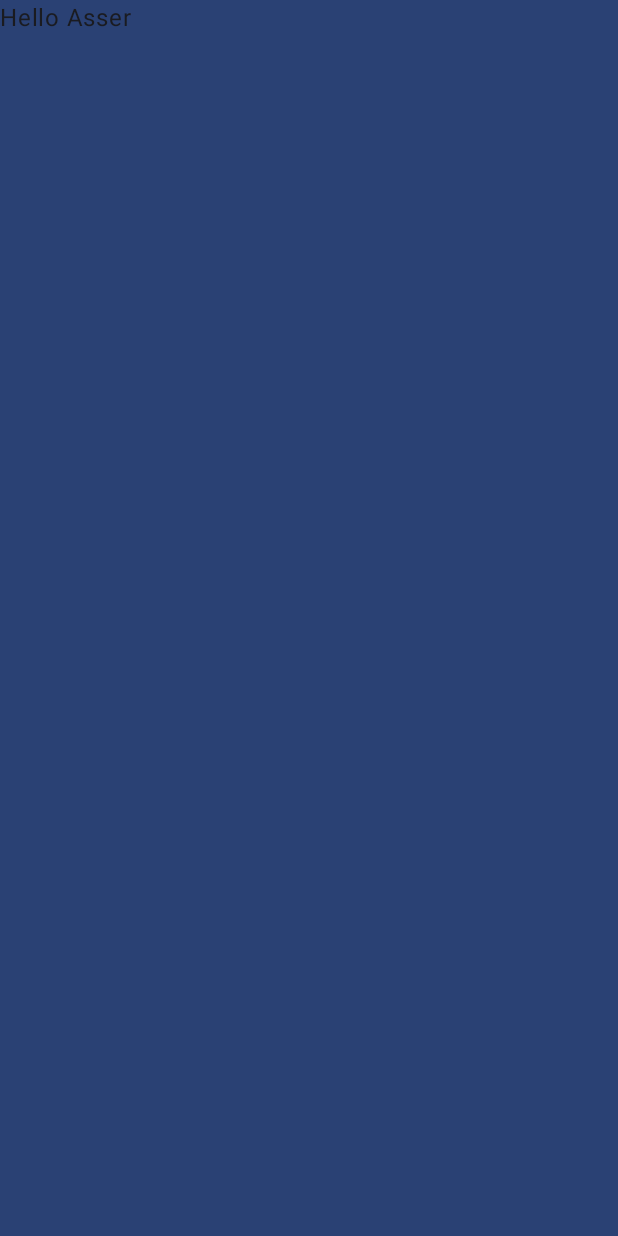
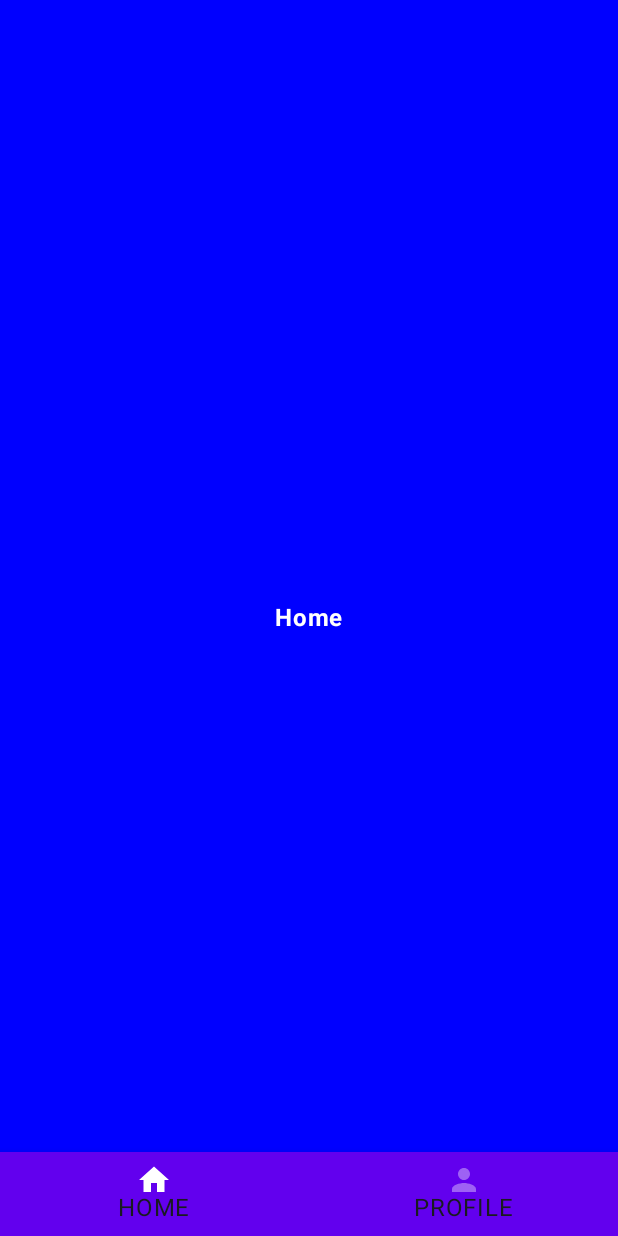
Before and after one commit to HusseinKamal/JetPackComposeExample, an Android app built with Jetpack Compose: the screen it shows after launch (MainActivity), on a phone screen of 412 x 824 dp. Before the commit the screen is almost empty. Run offline under Robolectric (Android 15) with nearby library versions, the phone set to English and light mode, and no system bars.

Commit message:
Main Screen with Navigation bottom bar

```diff
--- a/app/src/main/java/com/hussein/jetpackcomposeexample/MainActivity.kt
+++ b/app/src/main/java/com/hussein/jetpackcomposeexample/MainActivity.kt
@@ -3,20 +3,21 @@ package com.hussein.jetpackcomposeexample
 import android.os.Bundle
 import androidx.activity.ComponentActivity
 import androidx.activity.compose.setContent
-import androidx.activity.viewModels
 import androidx.compose.foundation.layout.fillMaxSize
+import androidx.compose.material3.ExperimentalMaterial3Api
 import androidx.compose.material3.MaterialTheme
 import androidx.compose.material3.Surface
 import androidx.compose.material3.Text
 import androidx.compose.runtime.Composable
+import androidx.compose.runtime.ExperimentalComposeApi
 import androidx.compose.ui.Modifier
 import androidx.compose.ui.tooling.preview.Preview
-import androidx.core.splashscreen.SplashScreen.Companion.installSplashScreen
 import androidx.navigation.compose.rememberNavController
 import com.hussein.jetpackcomposeexample.navigation.SetupNavGraph
 import com.hussein.jetpackcomposeexample.ui.theme.JetPackComposeExampleTheme
-import com.hussein.jetpackcomposeexample.viewmodel.SplashViewModel
 
+@ExperimentalComposeApi
+@ExperimentalMaterial3Api
 class MainActivity : ComponentActivity() {
 
     //private val viewModel: SplashViewModel by viewModels()
@@ -25,16 +26,37 @@ class MainActivity : ComponentActivity() {
         //val splashScreen = installSplashScreen()
         super.onCreate(savedInstanceState)
         //splashScreen.setKeepOnScreenCondition{viewModel.isLoading.value}
-
         setContent {
+            val navController = rememberNavController()
             JetPackComposeExampleTheme {
                 // A surface container using the 'background' color from the theme
                 Surface(
                     modifier = Modifier.fillMaxSize(),
                     color = MaterialTheme.colorScheme.background
                 ) {
-                    val navController = rememberNavController()
-                    SetupNavGraph(navHostController = navController)
+                    SetupNavGraph(navController)
+                   /* Scaffold(
+                        bottomBar = {
+                            BottomAppBar(modifier = Modifier) {
+                                BottomNavigationBar(navController = navController)
+                            }
+                        },
+                    ) { innerPadding ->
+                        Box(
+                            modifier = Modifier.padding(
+                                PaddingValues(
+                                    0.dp,
+                                    0.dp,
+                                    0.dp,
+                                    innerPadding.calculateBottomPadding()
+                                )
+                            )
+                        ) {
+                            NavHost(navController, startDestination = Screen.Home.HomeTab.route) {
+                                Navigations(navController = navController)
+                            }
+                        }
+                    }*/
                 }
             }
         }
--- /dev/null
+++ b/app/src/main/java/com/hussein/jetpackcomposeexample/navigation/HomeNavGraph.kt
@@ -0,0 +1,26 @@
+package com.hussein.jetpackcomposeexample.navigation
+
+import androidx.compose.runtime.Composable
+import androidx.navigation.NavHostController
+import androidx.navigation.compose.NavHost
+import androidx.navigation.compose.composable
+import com.hussein.jetpackcomposeexample.screens.BottomBarRootNavigationScreen
+import com.hussein.jetpackcomposeexample.screens.HomeTab
+import com.hussein.jetpackcomposeexample.screens.Profile
+import com.hussein.jetpackcomposeexample.util.Routes
+
+@Composable
+fun HomeNavGraph(navController: NavHostController) {
+    NavHost(
+        navController = navController,
+        route = Routes.HOME_ROUTE,
+        startDestination = BottomBarRootNavigationScreen.Home.route
+    ) {
+        composable(route = BottomBarRootNavigationScreen.Home.route) {
+           HomeTab(navHostController = navController)
+        }
+        composable(route = BottomBarRootNavigationScreen.Profile.route) {
+           Profile(navHostController = navController)
+        }
+    }
+}
--- a/app/src/main/java/com/hussein/jetpackcomposeexample/navigation/NavGraph.kt
+++ b/app/src/main/java/com/hussein/jetpackcomposeexample/navigation/NavGraph.kt
@@ -1,27 +1,22 @@
 package com.hussein.jetpackcomposeexample.navigation
-
-import android.util.Log
 import androidx.compose.runtime.Composable
 import androidx.compose.ui.tooling.preview.Preview
 import androidx.navigation.NavHostController
 import androidx.navigation.compose.NavHost
 import androidx.navigation.compose.composable
-import com.hussein.jetpackcomposeexample.screens.HomeScreen
-import com.hussein.jetpackcomposeexample.screens.Screen
-import com.hussein.jetpackcomposeexample.screens.SplashScreen
+import com.hussein.jetpackcomposeexample.screens.HomeRootNavigationScreen
+import com.hussein.jetpackcomposeexample.util.Routes
 
 @Composable
 fun SetupNavGraph(navHostController: NavHostController){
-    NavHost(navController= navHostController, startDestination= Screen.Splash.route){
-        composable(
-            route= Screen.Splash.route
-        ){
-            SplashScreen(navHostController)
-        }
-        composable(
-            route= Screen.Home.route
-        ){
-            HomeScreen(navHostController)
+    NavHost(
+        navController = navHostController,
+        route = Routes.ROOT,
+        startDestination = Routes.SPLASH_ROUTE
+    ) {
+        splashNavGraph(navController = navHostController)
+        composable(route = Routes.HOME_ROUTE) {
+            HomeRootNavigationScreen()
         }
     }
 }
--- /dev/null
+++ b/app/src/main/java/com/hussein/jetpackcomposeexample/navigation/SplashNavHost.kt
@@ -0,0 +1,19 @@
+package com.hussein.jetpackcomposeexample.navigation
+
+import androidx.navigation.NavGraphBuilder
+import androidx.navigation.NavHostController
+import androidx.navigation.compose.composable
+import androidx.navigation.navigation
+import com.hussein.jetpackcomposeexample.screens.SplashScreen
+import com.hussein.jetpackcomposeexample.util.Routes
+
+fun NavGraphBuilder.splashNavGraph(navController: NavHostController) {
+    navigation(
+        route = Routes.SPLASH_ROUTE,
+        startDestination = Routes.SPLASH_SCREEN
+    ) {
+        composable(route = Routes.SPLASH_SCREEN) {
+            SplashScreen(navController= navController)
+        }
+    }
+}
--- /dev/null
+++ b/app/src/main/java/com/hussein/jetpackcomposeexample/screens/BottomBarRootNavigationRoot.kt
@@ -0,0 +1,25 @@
+package com.hussein.jetpackcomposeexample.screens
+
+import androidx.compose.material.icons.Icons
+import androidx.compose.material.icons.filled.Home
+import androidx.compose.material.icons.filled.Person
+import androidx.compose.material.icons.filled.Settings
+import androidx.compose.ui.graphics.vector.ImageVector
+
+sealed class BottomBarRootNavigationScreen(
+    val route: String,
+    val title: String,
+    val icon: ImageVector
+) {
+    object Home : BottomBarRootNavigationScreen(
+        route = "HOME",
+        title = "HOME",
+        icon = Icons.Default.Home
+    )
+
+    object Profile : BottomBarRootNavigationScreen(
+        route = "PROFILE",
+        title = "PROFILE",
+        icon = Icons.Default.Person
+    )
+}
--- a/app/src/main/java/com/hussein/jetpackcomposeexample/screens/HomeScreen.kt
+++ b/app/src/main/java/com/hussein/jetpackcomposeexample/screens/HomeScreen.kt
@@ -1,21 +1,78 @@
 package com.hussein.jetpackcomposeexample.screens
 
-import androidx.compose.foundation.background
-import androidx.compose.foundation.layout.Box
-import androidx.compose.foundation.layout.fillMaxSize
-import androidx.compose.material3.MaterialTheme
+import androidx.compose.foundation.layout.RowScope
+import androidx.compose.material.BottomNavigation
+import androidx.compose.material.BottomNavigationItem
+import androidx.compose.material.ContentAlpha
+import androidx.compose.material.Icon
+import androidx.compose.material.LocalContentColor
 import androidx.compose.material3.Text
 import androidx.compose.runtime.Composable
-import androidx.compose.ui.Modifier
+import androidx.compose.runtime.getValue
+import androidx.navigation.NavDestination
+import androidx.navigation.NavDestination.Companion.hierarchy
+import androidx.navigation.NavGraph.Companion.findStartDestination
 import androidx.navigation.NavHostController
+import androidx.navigation.compose.currentBackStackEntryAsState
+import androidx.navigation.compose.rememberNavController
+import com.hussein.jetpackcomposeexample.navigation.HomeNavGraph
+@Composable
+fun HomeRootNavigationScreen(navController: NavHostController = rememberNavController()) {
+    androidx.compose.material.Scaffold(
+        bottomBar = { BottomBar(navController = navController) }
+    ) {
+        HomeNavGraph(navController = navController)
+    }
+}
 
 @Composable
-fun HomeScreen(navController: NavHostController) {
-    Box(
-        modifier = Modifier
-            .fillMaxSize()
-            .background(MaterialTheme.colorScheme.primary)
-    ) {
-        Text(text = "Hello Asser")
+fun BottomBar(navController: NavHostController) {
+    val screens = listOf(
+        BottomBarRootNavigationScreen.Home,
+        BottomBarRootNavigationScreen.Profile,
+    )
+    val navBackStackEntry by navController.currentBackStackEntryAsState()
+    val currentDestination = navBackStackEntry?.destination
+
+    val bottomBarDestination = screens.any { it.route == currentDestination?.route }
+    if (bottomBarDestination) {
+        BottomNavigation {
+            screens.forEach { screen ->
+                AddItem(
+                    screen = screen,
+                    currentDestination = currentDestination,
+                    navController = navController
+                )
+            }
+        }
     }
 }
+
+@Composable
+fun RowScope.AddItem(
+    screen: BottomBarRootNavigationScreen,
+    currentDestination: NavDestination?,
+    navController: NavHostController
+) {
+    BottomNavigationItem(
+        label = {
+            Text(text = screen.title)
+        },
+        icon = {
+            Icon(
+                imageVector = screen.icon,
+                contentDescription = "Navigation Icon"
+            )
+        },
+        selected = currentDestination?.hierarchy?.any {
+            it.route == screen.route
+        } == true,
+        unselectedContentColor = LocalContentColor.current.copy(alpha = ContentAlpha.disabled),
+        onClick = {
+            navController.navigate(screen.route) {
+                popUpTo(navController.graph.findStartDestination().id)
+                launchSingleTop = true
+            }
+        }
+    )
+}
--- /dev/null
+++ b/app/src/main/java/com/hussein/jetpackcomposeexample/screens/HomeTab.kt
@@ -0,0 +1,28 @@
+package com.hussein.jetpackcomposeexample.screens
+
+import androidx.compose.foundation.background
+import androidx.compose.foundation.layout.Box
+import androidx.compose.foundation.layout.fillMaxSize
+import androidx.compose.material3.MaterialTheme
+import androidx.compose.material3.Text
+import androidx.compose.runtime.Composable
+import androidx.compose.ui.Alignment
+import androidx.compose.ui.Modifier
+import androidx.compose.ui.graphics.Color
+import androidx.compose.ui.text.font.FontWeight
+import androidx.compose.ui.tooling.preview.Preview
+import androidx.navigation.NavHostController
+
+@Composable
+fun HomeTab(navHostController: NavHostController){
+    Box(modifier = Modifier
+        .fillMaxSize()
+        .background(Color.Blue), contentAlignment = Alignment.Center){
+        Text(
+            text = "Home",
+            fontSize = MaterialTheme.typography.titleMedium.fontSize,
+            fontWeight = FontWeight.Bold,
+            color = Color.White
+        )
+    }
+}
--- /dev/null
+++ b/app/src/main/java/com/hussein/jetpackcomposeexample/screens/ProfileScreen.kt
@@ -0,0 +1,28 @@
+package com.hussein.jetpackcomposeexample.screens
+
+import androidx.compose.foundation.background
+import androidx.compose.foundation.layout.Box
+import androidx.compose.foundation.layout.fillMaxSize
+import androidx.compose.material3.MaterialTheme
+import androidx.compose.material3.Text
+import androidx.compose.runtime.Composable
+import androidx.compose.ui.Alignment
+import androidx.compose.ui.Modifier
+import androidx.compose.ui.graphics.Color
+import androidx.compose.ui.text.font.FontWeight
+import androidx.compose.ui.tooling.preview.Preview
+import androidx.navigation.NavHostController
+
+@Composable
+fun Profile(navHostController: NavHostController){
+    Box(modifier = Modifier
+        .fillMaxSize()
+        .background(Color.Blue), contentAlignment = Alignment.Center){
+        Text(
+            text = "Profile",
+            fontSize = MaterialTheme.typography.titleMedium.fontSize,
+            fontWeight = FontWeight.Bold,
+            color = Color.White
+        )
+    }
+}
--- a/app/src/main/java/com/hussein/jetpackcomposeexample/screens/Screen.kt
+++ /dev/null
@@ -1,27 +0,0 @@
-package com.hussein.jetpackcomposeexample.screens
-
-const val DETAIL_ARGUMENT_ID="id"
-const val DETAIL_ARGUMENT_NAME="name"
-
-sealed class Screen(val route:String) {
-    object Home:Screen(route = "home_screen")
-    object Splash:Screen(route = "splash_screen")
-
-    /*object Detail:Screen(route = "detail_screen/{$DETAIL_ARGUMENT_ID}/{$DETAIL_ARGUMENT_NAME}"){
-        fun passID(id:Int): String {
-            //return "detail_screen/$id"
-            return this.route.replace(oldValue = "{$DETAIL_ARGUMENT_ID}" , newValue = id.toString())
-        }
-        fun passIDName(id:Int,name:String): String {
-            return "detail_screen/$id/$name"
-        }
-    }*/
-    object Detail:Screen(route = "detail_screen?id={$DETAIL_ARGUMENT_ID}&name={$DETAIL_ARGUMENT_NAME}"){
-        fun passID(id:Int = 0): String {
-            return "detail_screen?id=$id"
-        }
-        fun passIDName(id:Int = 0 , name:String = "Hussein"): String {
-            return "detail_screen?id=$id&name=$name"
-        }
-    }
-}
--- a/app/src/main/java/com/hussein/jetpackcomposeexample/screens/SplashScreen.kt
+++ b/app/src/main/java/com/hussein/jetpackcomposeexample/screens/SplashScreen.kt
@@ -18,6 +18,7 @@ import com.airbnb.lottie.compose.LottieCompositionSpec
 import com.airbnb.lottie.compose.animateLottieCompositionAsState
 import com.airbnb.lottie.compose.rememberLottieComposition
 import com.hussein.jetpackcomposeexample.R
+import com.hussein.jetpackcomposeexample.util.Routes
 
 @Composable
 fun SplashScreen(navController: NavHostController) {
@@ -38,8 +39,10 @@ fun SplashScreen(navController: NavHostController) {
             {
                 isPlaying = true
             }
-            else if(logoAnimationState.progress == 1f){
+            else if(logoAnimationState.progress >= 1f){
                 isPlaying = false
+                navController.popBackStack()
+                navController.navigate(Routes.HOME_ROUTE)
             }
         }
 
@@ -47,12 +50,14 @@ fun SplashScreen(navController: NavHostController) {
             composition = composition,
             progress = { logoAnimationState.progress },
         )
-        if (!isPlaying) { //progress mean number of iterations has been done
-            navController.navigate(Screen.Home.route){
+        /*if (!isPlaying) { //progress mean number of iterations has been done
+            navController.navigate(BottomBarRootNavigationScreen.Home.route){
                 popUpTo(navController.graph.id){//This for remove any back stack or previous pages
                     inclusive = false
+                    saveState = false
+
                 }
             }
-        }
+        }*/
     }
 }
--- /dev/null
+++ b/app/src/main/java/com/hussein/jetpackcomposeexample/util/Routes.kt
@@ -0,0 +1,8 @@
+package com.hussein.jetpackcomposeexample.util
+
+object Routes {
+    const val ROOT= "root"
+    const val SPLASH_ROUTE = "splash_route"
+    const val HOME_ROUTE = "home_route"
+    const val SPLASH_SCREEN = "splash"
+}
--- a/app/src/main/res/values/strings.xml
+++ b/app/src/main/res/values/strings.xml
@@ -1,3 +1,4 @@
 <resources>
     <string name="app_name">JetPackComposeExample</string>
+    <string name="title_activity_splash">SplashActivity</string>
 </resources>
--- a/app/src/main/res/values/themes.xml
+++ b/app/src/main/res/values/themes.xml
@@ -2,10 +2,11 @@
 <resources>
 
     <style name="Theme.JetPackComposeExample" parent="android:Theme.Material.Light.NoActionBar">
-        <item name="android:windowDisablePreview">true</item> <!-- Remove white screen before splash -->
+        <item name="android:windowDisablePreview">true
+        </item> <!-- Remove white screen before splash -->
     </style>
 
-   <!-- <style name="Theme.OnBoardingCompose" parent="android:Theme.Material.Light.NoActionBar">
+    <!-- <style name="Theme.OnBoardingCompose" parent="android:Theme.Material.Light.NoActionBar">
         <item name="android:statusBarColor">@color/purple_500</item>
     </style>
 
--- a/build.gradle
+++ b/build.gradle
@@ -7,6 +7,7 @@ buildscript {
         compose_version = '1.1.0'
         accompanist_version = '0.24.2-alpha'
         accompanist_compose ='0.31.2-alpha'
+        nav_version = '2.5.0-alpha02'
     }
 }// Top-level build file where you can add configuration options common to all sub-projects/modules.
 plugins {
```
Also changed, not shown: app/build.gradle (+16 -9 lines), app/src/main/AndroidManifest.xml (+4 -4 lines).
